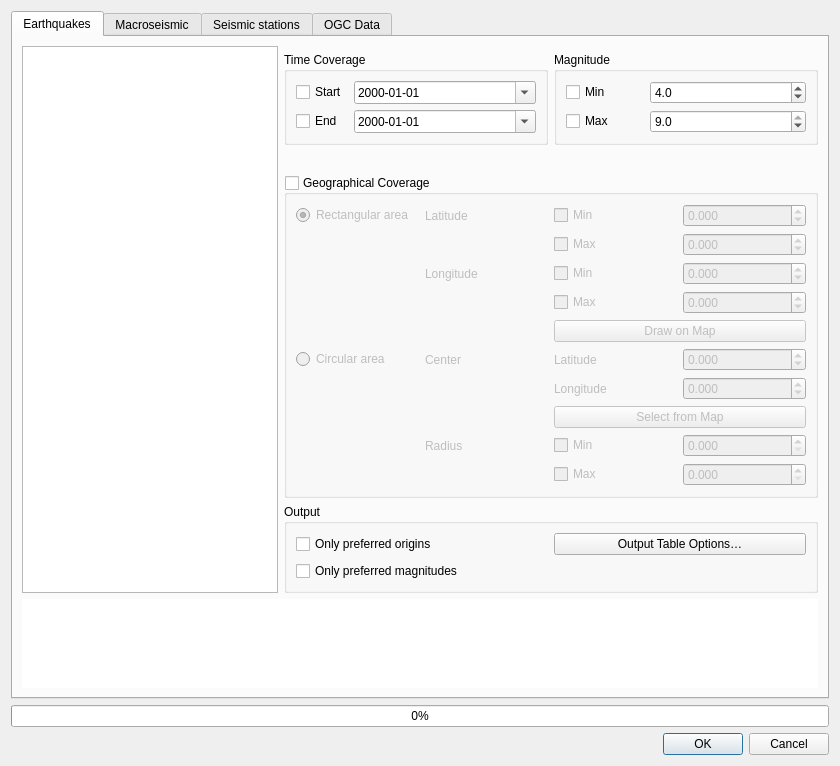
INGV/qquake, file qquake/qquake_dialog_base.ui: the form before one commit.
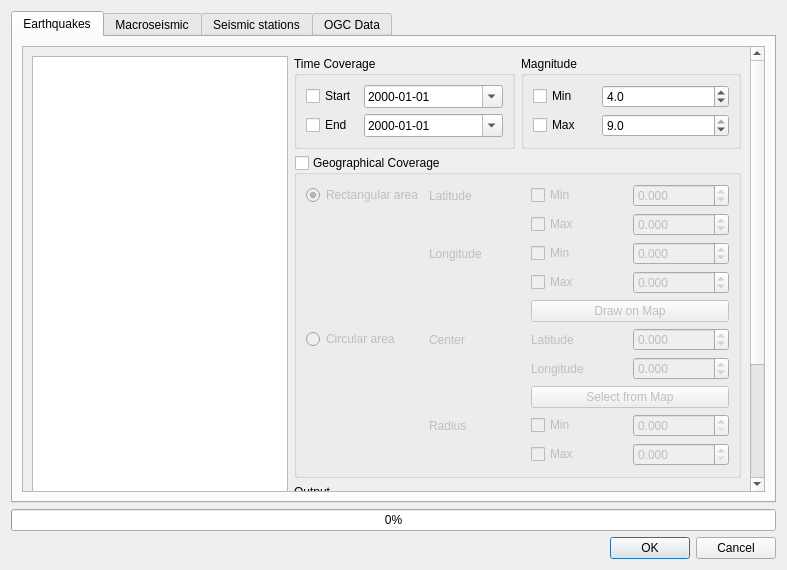
The form after the commit. Custom widgets are drawn as their Qt base class.

Commit message: just use scroll area widget for small screens

Patch:
```diff
--- a/qquake/qquake_dialog_base.ui
+++ b/qquake/qquake_dialog_base.ui
@@ -6,8 +6,8 @@
    <rect>
     <x>0</x>
     <y>0</y>
-    <width>840</width>
-    <height>766</height>
+    <width>787</width>
+    <height>570</height>
    </rect>
   </property>
   <property name="windowTitle">
@@ -32,25 +32,23 @@
       <attribute name="title">
        <string>Earthquakes</string>
       </attribute>
-      <layout class="QGridLayout" name="gridLayout" columnstretch="0,1,1">
-       <item row="8" column="0" colspan="3">
-        <layout class="QGridLayout" name="gridLayout_5">
-         <property name="topMargin">
-          <number>0</number>
-         </property>
-         <item row="0" column="0" colspan="2">
-          <widget class="QTextBrowser" name="url_text_browser">
-           <property name="frameShape">
-            <enum>QFrame::NoFrame</enum>
-           </property>
-           <property name="openExternalLinks">
+      <layout class="QGridLayout" name="gridLayout_9">
+       <item row="0" column="0">
+        <widget class="QScrollArea" name="scrollArea">
+         <property name="widgetResizable">
             <bool>true</bool>
            </property>
-          </widget>
-         </item>
-        </layout>
-       </item>
-       <item row="0" column="0" rowspan="8">
+         <widget class="QWidget" name="scrollAreaWidgetContents">
+          <property name="geometry">
+           <rect>
+            <x>0</x>
+            <y>0</y>
+            <width>731</width>
+            <height>696</height>
+           </rect>
+          </property>
+          <layout class="QGridLayout" name="gridLayout">
+           <item row="0" column="0" rowspan="3">
         <widget class="QListWidget" name="fdsn_event_list">
          <property name="minimumSize">
           <size>
@@ -66,7 +64,128 @@
          </property>
         </widget>
        </item>
-       <item row="6" column="1" colspan="2">
+           <item row="0" column="1">
+            <widget class="QGroupBox" name="groupBox">
+             <property name="title">
+              <string>Time Coverage</string>
+             </property>
+             <layout class="QGridLayout" name="gridLayout_3" columnstretch="0,1">
+              <item row="0" column="0">
+               <widget class="QCheckBox" name="min_time_check">
+                <property name="text">
+                 <string>Start</string>
+                </property>
+               </widget>
+              </item>
+              <item row="0" column="1">
+               <widget class="QDateTimeEdit" name="fdsn_event_start_date">
+                <property name="maximumDateTime">
+                 <datetime>
+                  <hour>23</hour>
+                  <minute>59</minute>
+                  <second>59</second>
+                  <year>9999</year>
+                  <month>12</month>
+                  <day>31</day>
+                 </datetime>
+                </property>
+                <property name="displayFormat">
+                 <string>yyyy-MM-dd</string>
+                </property>
+                <property name="calendarPopup">
+                 <bool>true</bool>
+                </property>
+               </widget>
+              </item>
+              <item row="1" column="1">
+               <widget class="QDateTimeEdit" name="fdsn_event_end_date">
+                <property name="minimumDate">
+                 <date>
+                  <year>1777</year>
+                  <month>9</month>
+                  <day>14</day>
+                 </date>
+                </property>
+                <property name="displayFormat">
+                 <string>yyyy-MM-dd</string>
+                </property>
+                <property name="calendarPopup">
+                 <bool>true</bool>
+                </property>
+               </widget>
+              </item>
+              <item row="1" column="0">
+               <widget class="QCheckBox" name="max_time_check">
+                <property name="text">
+                 <string>End</string>
+                </property>
+               </widget>
+              </item>
+             </layout>
+            </widget>
+           </item>
+           <item row="0" column="2">
+            <widget class="QGroupBox" name="groupBox_2">
+             <property name="title">
+              <string>Magnitude</string>
+             </property>
+             <layout class="QGridLayout" name="gridLayout_7" columnstretch="1,2">
+              <item row="0" column="1">
+               <widget class="QDoubleSpinBox" name="fdsn_event_min_magnitude">
+                <property name="decimals">
+                 <number>1</number>
+                </property>
+                <property name="minimum">
+                 <double>1.000000000000000</double>
+                </property>
+                <property name="maximum">
+                 <double>9.000000000000000</double>
+                </property>
+                <property name="singleStep">
+                 <double>0.500000000000000</double>
+                </property>
+                <property name="value">
+                 <double>4.000000000000000</double>
+                </property>
+               </widget>
+              </item>
+              <item row="1" column="0">
+               <widget class="QCheckBox" name="max_mag_check">
+                <property name="text">
+                 <string>Max</string>
+                </property>
+               </widget>
+              </item>
+              <item row="0" column="0">
+               <widget class="QCheckBox" name="min_mag_check">
+                <property name="text">
+                 <string>Min</string>
+                </property>
+               </widget>
+              </item>
+              <item row="1" column="1">
+               <widget class="QDoubleSpinBox" name="fdsn_event_max_magnitude">
+                <property name="decimals">
+                 <number>1</number>
+                </property>
+                <property name="minimum">
+                 <double>1.000000000000000</double>
+                </property>
+                <property name="maximum">
+                 <double>9.000000000000000</double>
+                </property>
+                <property name="singleStep">
+                 <double>0.500000000000000</double>
+                </property>
+                <property name="value">
+                 <double>9.000000000000000</double>
+                </property>
+               </widget>
+              </item>
+             </layout>
+            </widget>
+           </item>
+           <item row="1" column="1" colspan="2">
         <widget class="QGroupBox" name="limit_extent_checkbox">
          <property name="title">
           <string>Geographical Coverage</string>
@@ -312,128 +431,7 @@
          </layout>
         </widget>
        </item>
-       <item row="1" column="1">
-        <widget class="QGroupBox" name="groupBox">
-         <property name="title">
-          <string>Time Coverage</string>
-         </property>
-         <layout class="QGridLayout" name="gridLayout_3" columnstretch="0,1">
-          <item row="0" column="0">
-           <widget class="QCheckBox" name="min_time_check">
-            <property name="text">
-             <string>Start</string>
-            </property>
-           </widget>
-          </item>
-          <item row="0" column="1">
-           <widget class="QDateTimeEdit" name="fdsn_event_start_date">
-            <property name="maximumDateTime">
-             <datetime>
-              <hour>23</hour>
-              <minute>59</minute>
-              <second>59</second>
-              <year>9999</year>
-              <month>12</month>
-              <day>31</day>
-             </datetime>
-            </property>
-            <property name="displayFormat">
-             <string>yyyy-MM-dd</string>
-            </property>
-            <property name="calendarPopup">
-             <bool>true</bool>
-            </property>
-           </widget>
-          </item>
-          <item row="1" column="1">
-           <widget class="QDateTimeEdit" name="fdsn_event_end_date">
-            <property name="minimumDate">
-             <date>
-              <year>1777</year>
-              <month>9</month>
-              <day>14</day>
-             </date>
-            </property>
-            <property name="displayFormat">
-             <string>yyyy-MM-dd</string>
-            </property>
-            <property name="calendarPopup">
-             <bool>true</bool>
-            </property>
-           </widget>
-          </item>
-          <item row="1" column="0">
-           <widget class="QCheckBox" name="max_time_check">
-            <property name="text">
-             <string>End</string>
-            </property>
-           </widget>
-          </item>
-         </layout>
-        </widget>
-       </item>
-       <item row="1" column="2">
-        <widget class="QGroupBox" name="groupBox_2">
-         <property name="title">
-          <string>Magnitude</string>
-         </property>
-         <layout class="QGridLayout" name="gridLayout_7" columnstretch="1,2">
-          <item row="0" column="1">
-           <widget class="QDoubleSpinBox" name="fdsn_event_min_magnitude">
-            <property name="decimals">
-             <number>1</number>
-            </property>
-            <property name="minimum">
-             <double>1.000000000000000</double>
-            </property>
-            <property name="maximum">
-             <double>9.000000000000000</double>
-            </property>
-            <property name="singleStep">
-             <double>0.500000000000000</double>
-            </property>
-            <property name="value">
-             <double>4.000000000000000</double>
-            </property>
-           </widget>
-          </item>
-          <item row="1" column="0">
-           <widget class="QCheckBox" name="max_mag_check">
-            <property name="text">
-             <string>Max</string>
-            </property>
-           </widget>
-          </item>
-          <item row="0" column="0">
-           <widget class="QCheckBox" name="min_mag_check">
-            <property name="text">
-             <string>Min</string>
-            </property>
-           </widget>
-          </item>
-          <item row="1" column="1">
-           <widget class="QDoubleSpinBox" name="fdsn_event_max_magnitude">
-            <property name="decimals">
-             <number>1</number>
-            </property>
-            <property name="minimum">
-             <double>1.000000000000000</double>
-            </property>
-            <property name="maximum">
-             <double>9.000000000000000</double>
-            </property>
-            <property name="singleStep">
-             <double>0.500000000000000</double>
-            </property>
-            <property name="value">
-             <double>9.000000000000000</double>
-            </property>
-           </widget>
-          </item>
-         </layout>
-        </widget>
-       </item>
-       <item row="7" column="1" colspan="2">
+           <item row="2" column="1" colspan="2">
         <widget class="QGroupBox" name="groupBox_3">
          <property name="title">
           <string>Output</string>
@@ -463,6 +461,27 @@
          </layout>
         </widget>
        </item>
+           <item row="3" column="0" colspan="3">
+            <layout class="QGridLayout" name="gridLayout_5">
+             <property name="topMargin">
+              <number>0</number>
+             </property>
+             <item row="0" column="0" colspan="2">
+              <widget class="QTextBrowser" name="url_text_browser">
+               <property name="frameShape">
+                <enum>QFrame::NoFrame</enum>
+               </property>
+               <property name="openExternalLinks">
+                <bool>true</bool>
+               </property>
+              </widget>
+             </item>
+            </layout>
+           </item>
+          </layout>
+         </widget>
+        </widget>
+       </item>
       </layout>
      </widget>
      <widget class="QWidget" name="fdsn_station_tab">
```
Left out of the diff: 63 changed lines with no effect on the pictures. Lines whose indentation alone changed are shown as unchanged.
